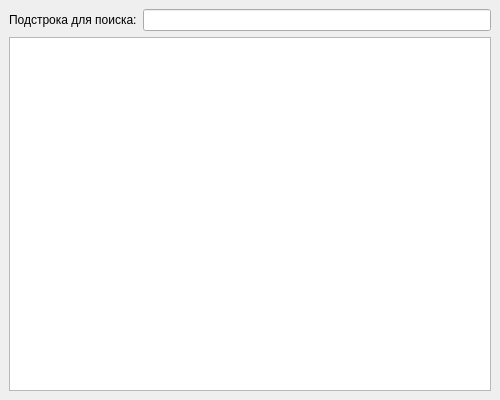
Old version of the form UI.ui in the repository GoldmanYT/yandex_lyceum.
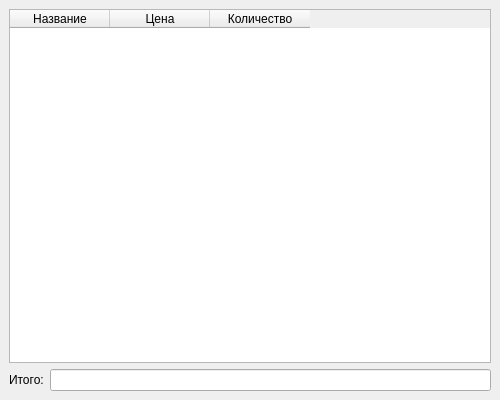
New version of the form.

Patch:
```diff
--- a/UI.ui
+++ b/UI.ui
@@ -15,18 +15,38 @@
   </property>
   <widget class="QWidget" name="centralwidget">
    <layout class="QGridLayout" name="gridLayout">
-    <item row="0" column="0">
+    <item row="1" column="1">
+     <widget class="QLineEdit" name="result">
+      <property name="readOnly">
+       <bool>true</bool>
+      </property>
+     </widget>
+    </item>
+    <item row="1" column="0">
      <widget class="QLabel" name="label">
       <property name="text">
-       <string>Подстрока для поиска:</string>
+       <string>Итого:</string>
       </property>
      </widget>
     </item>
-    <item row="0" column="1">
-     <widget class="QLineEdit" name="le_search"/>
-    </item>
-    <item row="1" column="0" colspan="2">
-     <widget class="QTableWidget" name="table"/>
+    <item row="0" column="0" colspan="2">
+     <widget class="QTableWidget" name="table">
+      <column>
+       <property name="text">
+        <string>Название</string>
+       </property>
+      </column>
+      <column>
+       <property name="text">
+        <string>Цена</string>
+       </property>
+      </column>
+      <column>
+       <property name="text">
+        <string>Количество</string>
+       </property>
+      </column>
+     </widget>
     </item>
    </layout>
   </widget>
```
Left out of the diff: 2 changed lines with no effect on the pictures.
